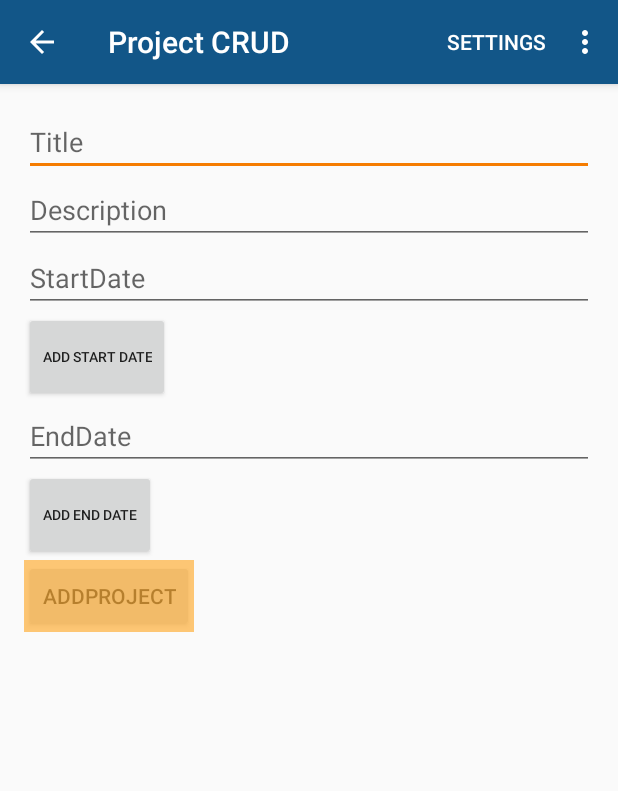
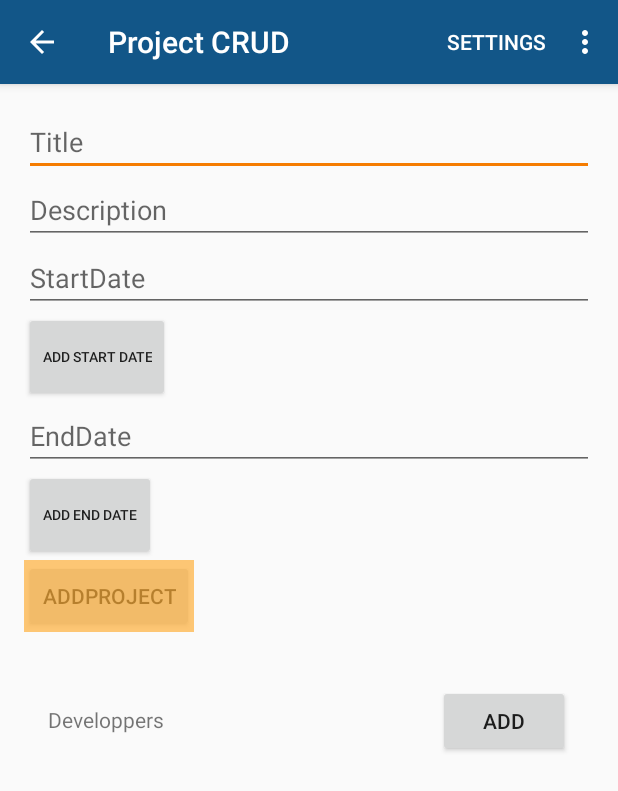
Before and after one commit to andreasfi/BugTracking, an Android app: the ProjectCrudActivity screen opened directly, with no data from a screen before it, on a phone screen of 412 x 824 dp. Shown: the top 791 px of the screen. Run offline under Robolectric (Android 15) with nearby library versions, the phone set to English and light mode, and no system bars.

Commit message:
Affichage et selection Developers (Project) Création dun multiple choice Dialog qui affiche tous le developers, pour les associer au projet

```diff
--- a/app/src/main/res/layout/activity_project_crud.xml
+++ b/app/src/main/res/layout/activity_project_crud.xml
@@ -66,7 +66,8 @@
         android:layout_width="wrap_content"
         android:layout_height="wrap_content" />
 
-<!--
+
+
     <RelativeLayout xmlns:android="http://schemas.android.com/apk/res/android"
         xmlns:tools="http://schemas.android.com/tools" android:layout_width="match_parent"
         android:layout_height="match_parent" android:paddingLeft="16dp"
@@ -92,28 +93,11 @@
             android:layout_alignRight="@id/prodCrudDevelopersTitle"
             android:layout_alignParentRight="true"
             android:text="Add"
+            android:onClick="clicAddDeveloper"
             />
 
-        <TextView
-            android:id="@+id/prodCrudDevelopers1Example"
-            android:paddingBottom="140px"
-            android:layout_width="wrap_content"
-            android:layout_height="wrap_content"
-            android:layout_below="@id/prodCrudDevelopersTitle"
-            android:text="Developper1"/>
 
-        <Button
-            android:id="@+id/prodCrudDeleteDevelopper1"
-            android:layout_width="wrap_content"
-            android:layout_height="wrap_content"
-            android:layout_alignRight="@id/prodCrudDevelopers1Example"
-            android:layout_below="@id/prodCrudDevelopersTitle"
-            android:layout_alignBaseline="@id/prodCrudDevelopers1Example"
-            android:layout_alignParentRight="true"
-            android:text="Delete"
-            />
-
-    </RelativeLayout>-->
+    </RelativeLayout>
 
 
 
```
Also changed, not shown: app/src/main/java/com/example/bugtracking/bugtracking/ListDeveloperFragment.java (added, +91 -0 lines), app/src/main/java/com/example/bugtracking/bugtracking/ProjectCrudActivity.java (+37 -1 lines).
